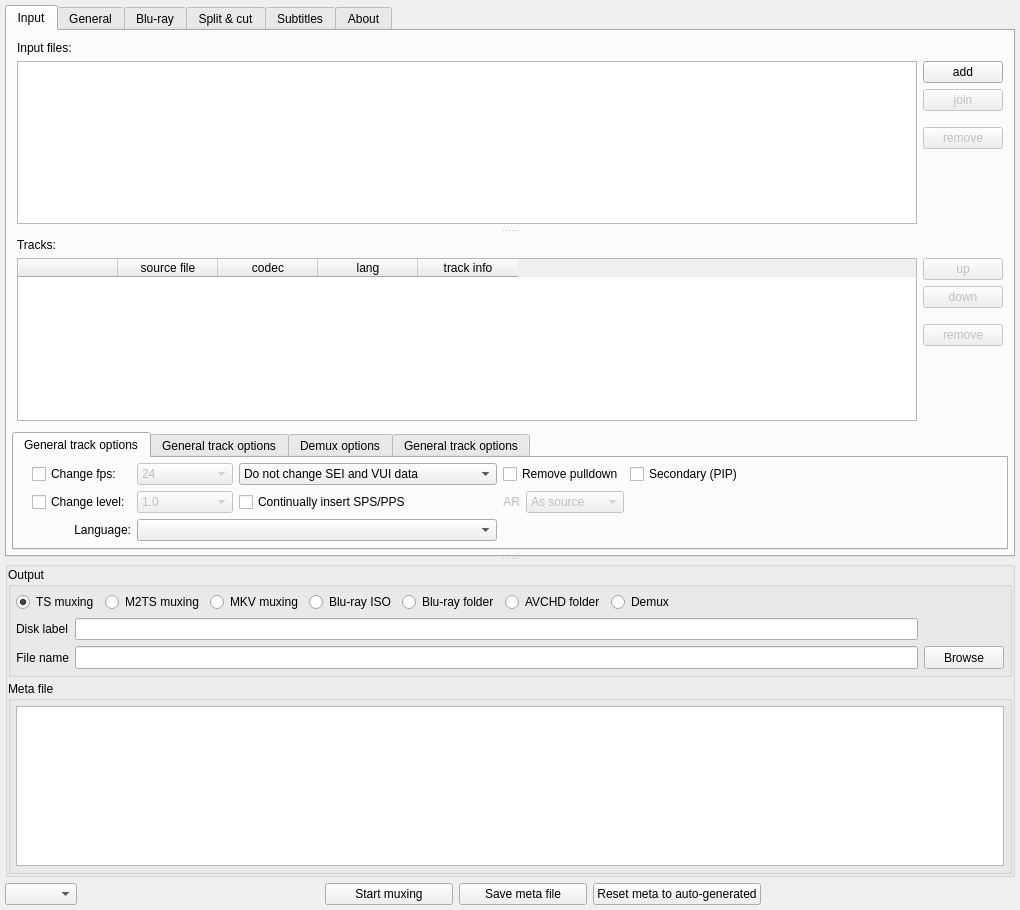
Above: tsMuxerGUI/tsmuxerwindow.ui from teaching-droid/tsMuxer before the change. Below: the same form after it.
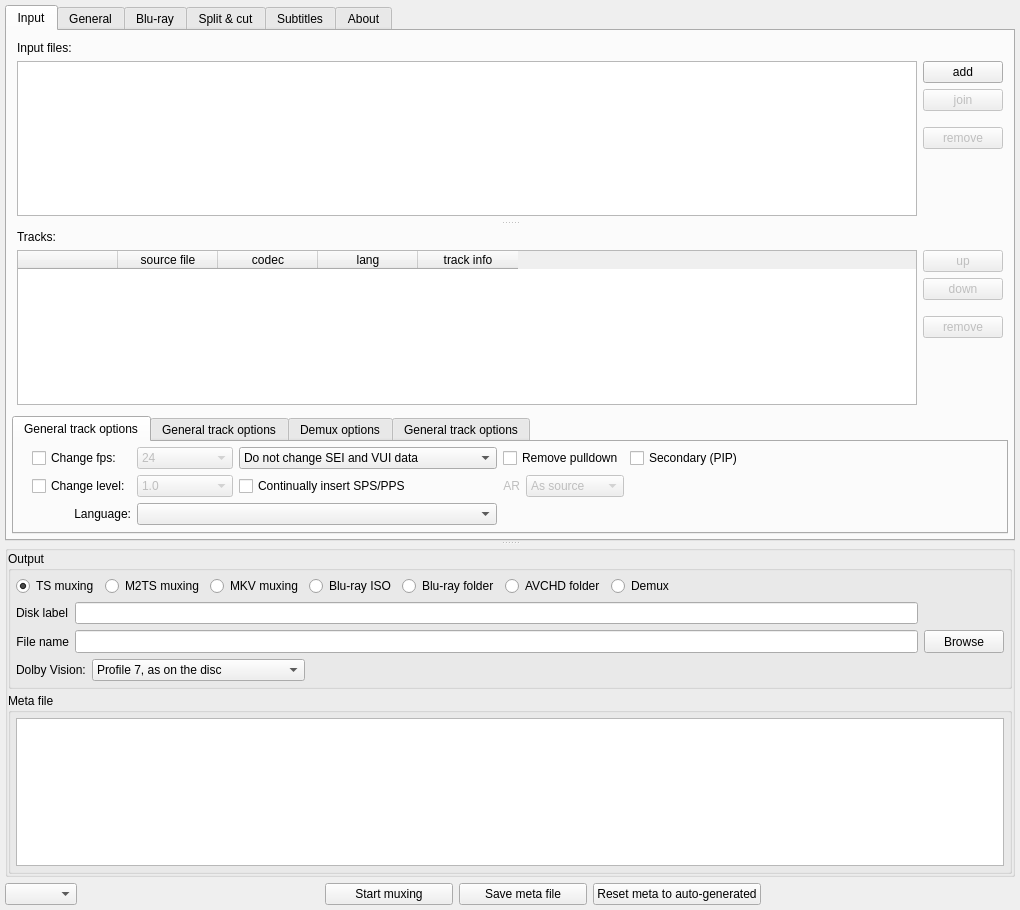
That is the form after the change. Icons and pictures are not drawn.

Commit message: feat(gui): choose the Dolby Vision profile, and document the whole feature

Patch:
```diff
--- a/tsMuxerGUI/tsmuxerwindow.ui
+++ b/tsMuxerGUI/tsmuxerwindow.ui
@@ -2758,6 +2758,47 @@
             </item>
            </layout>
           </item>
+          <item>
+           <layout class="QHBoxLayout" name="horizontalLayoutDvProfile">
+            <item>
+             <widget class="QLabel" name="labelDvProfile">
+              <property name="text">
+               <string>Dolby Vision:</string>
+              </property>
+             </widget>
+            </item>
+            <item>
+             <widget class="QComboBox" name="comboBoxDvProfile">
+              <property name="toolTip">
+               <string>Only applies to a dual layer Dolby Vision source muxed to Matroska. Profile 7 carries the disc as it is. Profile 8.1 converts the Dolby Vision metadata so the file plays as single layer Dolby Vision on many more devices, while the disc's own metadata travels with it so the two layers can be separated again exactly. The file does not get smaller. Profile 8.1 needs the libdovi library beside tsMuxeR.</string>
+              </property>
+              <item>
+               <property name="text">
+                <string>Profile 7, as on the disc</string>
+               </property>
+              </item>
+              <item>
+               <property name="text">
+                <string>Profile 8.1, plays on more devices</string>
+               </property>
+              </item>
+             </widget>
+            </item>
+            <item>
+             <spacer name="horizontalSpacerDvProfile">
+              <property name="orientation">
+               <enum>Qt::Horizontal</enum>
+              </property>
+              <property name="sizeHint" stdset="0">
+               <size>
+                <width>40</width>
+                <height>20</height>
+               </size>
+              </property>
+             </spacer>
+            </item>
+           </layout>
+          </item>
          </layout>
         </widget>
        </item>
```
The commit also changes 11 other files.
